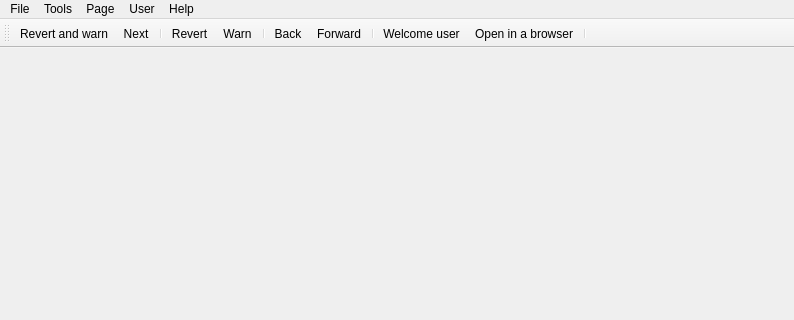
Qt form huggle/mainwindow.ui (huggle/huggle3-qt-lx) before a commit; both pictures show x 0 to 794 and y 0 to 320 of the 794 by 482 pixel window.
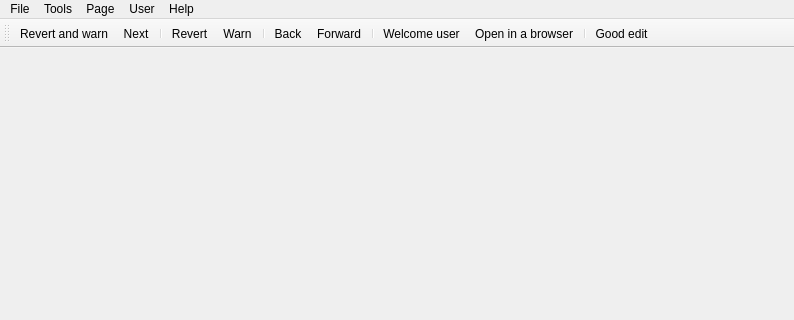
The same form after that commit. Icons and pictures are not drawn.

Commit message: possibility to flag a good edit

The edit to the form file:
```diff
--- a/huggle/mainwindow.ui
+++ b/huggle/mainwindow.ui
@@ -117,6 +117,7 @@
    <addaction name="actionWelcome_user"/>
    <addaction name="actionOpen_in_a_browser"/>
    <addaction name="separator"/>
+   <addaction name="actionGood_edit"/>
   </widget>
   <widget class="QStatusBar" name="statusBar"/>
   <action name="actionPreferences">
@@ -259,6 +260,15 @@
     <string>Decrease badness score by 20</string>
    </property>
   </action>
+  <action name="actionGood_edit">
+   <property name="icon">
+    <iconset resource="pictures.qrc">
+     <normaloff>:/huggle/pictures/Resources/sight-and-next.png</normaloff>:/huggle/pictures/Resources/sight-and-next.png</iconset>
+   </property>
+   <property name="text">
+    <string>Good edit</string>
+   </property>
+  </action>
  </widget>
  <layoutdefault spacing="6" margin="11"/>
  <resources>
```
The commit also changes 2 other files.
